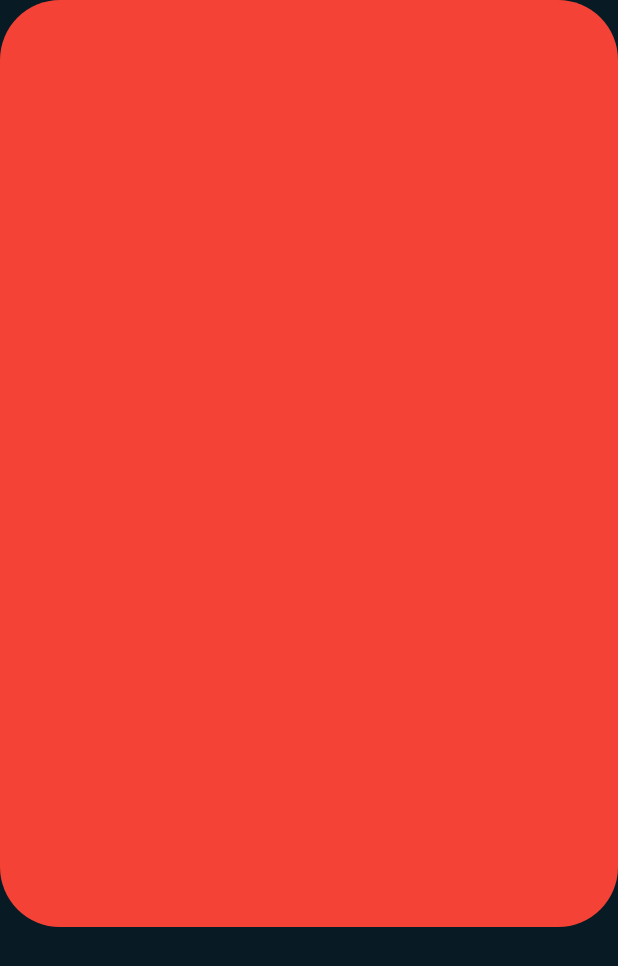
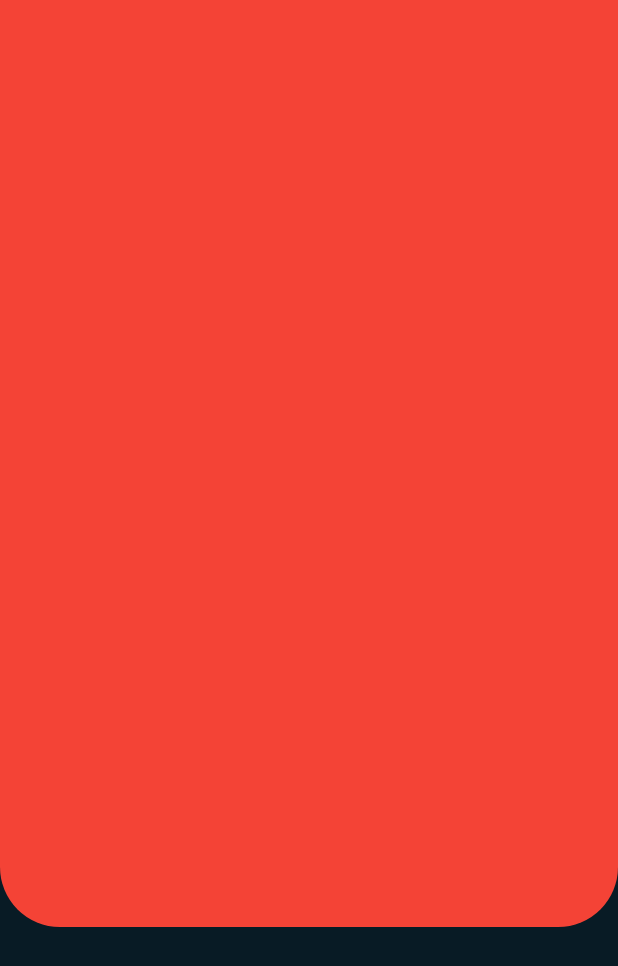
Before and after one commit to jakansha2001/weather_app, a Flutter app: the screen it shows after launch, on a phone screen of 412 x 824 dp. Shown: the top 966 px of the screen. Run offline on Flutter 3.47's test engine with Material 2 defaults, Android fonts, the phone set to English and light mode, and no system bars.

Commit message:
changed border radius to only bottom left and bottom right

```diff
--- a/lib/home/home.dart
+++ b/lib/home/home.dart
@@ -12,13 +12,12 @@ class Home extends StatelessWidget {
           Container(
             height: size.height * 0.75,
             width: size.width,
-            // margin: const EdgeInsets.only(
-            //   left: 15,
-            //   right: 15,
-            // ),
-            decoration: BoxDecoration(
+            decoration: const BoxDecoration(
               color: Colors.red,
-              borderRadius: BorderRadius.circular(40),
+              borderRadius: BorderRadius.only(
+                bottomLeft: Radius.circular(40),
+                bottomRight: Radius.circular(40),
+              ),
             ),
           )
         ],
```
